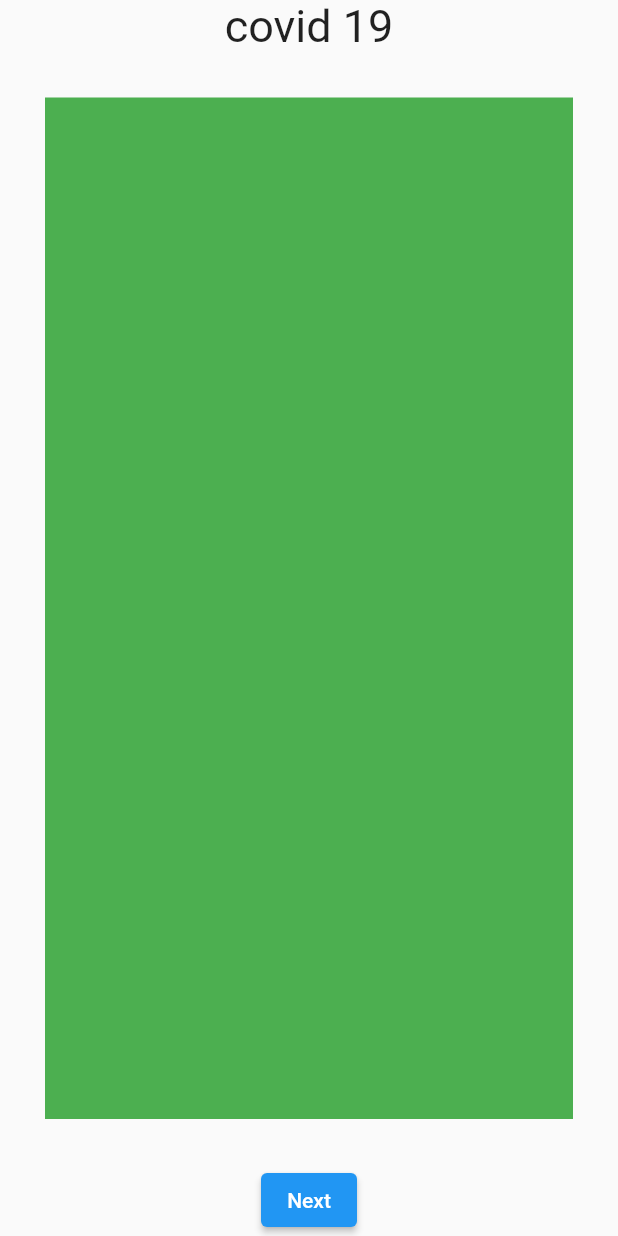
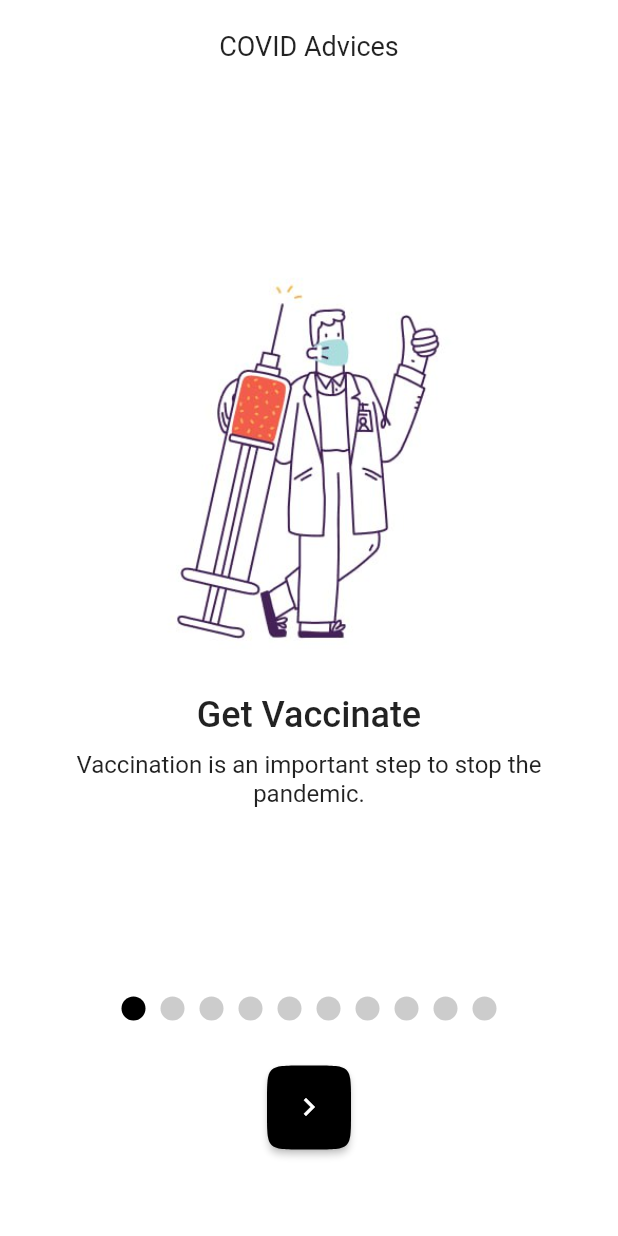
Before and after one commit to muhriddinbek-off/bottom_navigator_bar_widget, a Flutter app: the screen it shows after launch, on a phone screen of 412 x 824 dp. Run offline on Flutter 3.47's test engine with Material 2 defaults, Android fonts, the phone set to English and light mode, and no system bars.

Commit message:
page view example

```diff
--- /dev/null
+++ b/lib/model/model.dart
@@ -0,0 +1,23 @@
+class Models {
+  final String title;
+  final String subTitle;
+  final String image;
+  Models({
+    required this.image,
+    required this.subTitle,
+    required this.title,
+  });
+}
+
+List<Models> data = [
+  Models(image: 'assets/1.jpg', subTitle: 'Get Vaccinate', title: 'Vaccination is an important step to stop the pandemic.'),
+  Models(image: 'assets/2.jpg', subTitle: 'Take Care Of Elderly People', title: 'Vaccination is an important step to stop the pandemic.'),
+  Models(image: 'assets/3.jpg', subTitle: 'Proper Treatment', title: 'Vaccination is an important step to stop the pandemic.'),
+  Models(image: 'assets/4.jpg', subTitle: 'Meditation Is The Key', title: 'Vaccination is an important step to stop the pandemic.'),
+  Models(image: 'assets/5.jpg', subTitle: 'Stay Inside', title: 'Vaccination is an important step to stop the pandemic.'),
+  Models(image: 'assets/6.jpg', subTitle: 'Stay Inside', title: 'Vaccination is an important step to stop the pandemic.'),
+  Models(image: 'assets/7.jpg', subTitle: 'Consult doctors.', title: 'Vaccination is an important step to stop the pandemic.'),
+  Models(image: 'assets/8.jpg', subTitle: 'Stay Inside', title: 'Vaccination is an important step to stop the pandemic.'),
+  Models(image: 'assets/9.jpg', subTitle: 'Eat Healthy Food', title: 'Vaccination is an important step to stop the pandemic.'),
+  Models(image: 'assets/10.jpg', subTitle: ' Stay Hydrated', title: 'Vaccination is an important step to stop the pandemic.'),
+];
--- a/lib/ui/page_view.dart
+++ b/lib/ui/page_view.dart
@@ -1,4 +1,7 @@
 import 'package:flutter/material.dart';
+import 'package:myapp/ui/home_screen.dart';
+
+import '../model/model.dart';
 
 class PageViewScreen extends StatefulWidget {
   const PageViewScreen({super.key});
@@ -8,33 +11,91 @@ class PageViewScreen extends StatefulWidget {
 }
 
 class _PageViewScreenState extends State<PageViewScreen> {
-  PageController controller = PageController();
-  int count = 0;
+  double width = 0;
+  double heigth = 0;
+  int page = 0;
+  PageController controller = PageController(initialPage: 0);
   @override
   Widget build(BuildContext context) {
+    width = MediaQuery.of(context).size.width;
+    heigth = MediaQuery.of(context).size.height;
     return Scaffold(
+      backgroundColor: Colors.white,
       body: Column(
         children: [
-          Text('covid 19', style: TextStyle(fontSize: 30)),
+          SafeArea(child: SizedBox()),
+          Container(
+            margin: EdgeInsets.only(top: 20),
+            alignment: Alignment.center,
+            child: Text(
+              'COVID Advices',
+              style: TextStyle(fontSize: 18, fontWeight: FontWeight.w400),
+            ),
+          ),
+          SizedBox(height: heigth * 0.05),
           Expanded(
-              child: PageView.builder(
-                  onPageChanged: (value) {
-                    setState(() {});
-                    count = value;
-                  },
-                  controller: controller,
-                  itemCount: 10,
-                  itemBuilder: (context, index) {
-                    return Container(margin: EdgeInsets.all(30), color: Colors.green);
-                  })),
+            child: PageView(
+                controller: controller,
+                physics: const BouncingScrollPhysics(),
+                onPageChanged: (value) {
+                  setState(() {
+                    page = value;
+                  });
+                },
+                children: List.generate(data.length, (index) {
+                  return getOnboarding(data[index]);
+                })),
+          ),
+          SizedBox(height: 24),
+          Row(
+            mainAxisAlignment: MainAxisAlignment.center,
+            children: List.generate(10, (index) {
+              return Container(
+                margin: EdgeInsets.symmetric(horizontal: 5),
+                height: 16,
+                width: 16,
+                decoration: BoxDecoration(
+                  shape: BoxShape.circle,
+                  color: page == index ? Colors.black : Colors.black.withOpacity(0.2),
+                ),
+              );
+            }),
+          ),
+          const SizedBox(height: 30),
           ElevatedButton(
+              style: ButtonStyle(
+                minimumSize: const MaterialStatePropertyAll(Size(56, 56)),
+                backgroundColor: const MaterialStatePropertyAll(Colors.black),
+                shape: MaterialStateProperty.all(ContinuousRectangleBorder(borderRadius: BorderRadius.circular(24))),
+              ),
               onPressed: () {
-                count++;
-                setState(() {});
+                if (page != data.length - 1) {
+                  setState(() {
+                    page++;
+                    controller.animateToPage(page, duration: const Duration(milliseconds: 400), curve: Curves.linear);
+                  });
+                } else {
+                  Navigator.push(context, MaterialPageRoute(builder: (_) => const HomeScreen()));
+                }
               },
-              child: Text('Next')),
+              child: const Icon(Icons.navigate_next)),
+          SizedBox(height: heigth * 0.07),
         ],
       ),
     );
   }
+
+  getOnboarding(Models models) {
+    return Column(
+      mainAxisAlignment: MainAxisAlignment.center,
+      children: [
+        Image.asset(models.image, fit: BoxFit.fill, height: heigth * 0.35),
+        Text(models.subTitle, style: const TextStyle(fontSize: 24, fontWeight: FontWeight.w500)),
+        Padding(
+          padding: const EdgeInsets.symmetric(horizontal: 20, vertical: 10),
+          child: Text(models.title, textAlign: TextAlign.center, style: const TextStyle(fontSize: 16, fontWeight: FontWeight.w400)),
+        ),
+      ],
+    );
+  }
 }
--- a/pubspec.yaml
+++ b/pubspec.yaml
@@ -64,8 +64,8 @@ flutter:
   uses-material-design: true
 
   # To add assets to your application, add an assets section, like this:
-  # assets:
-  #   - images/rasm.jpg
+  assets:
+    - assets/
   # An image asset can refer to one or more resolution-specific "variants", see
   # https://flutter.dev/assets-and-images/#resolution-aware
 
```
Also changed, not shown: assets/1.jpg (added), assets/10.jpg (added), assets/2.jpg (added), assets/3.jpg (added), assets/4.jpg (added), assets/5.jpg (added), assets/6.jpg (added), assets/7.jpg (added), assets/8.jpg (added), assets/9.jpg (added).
